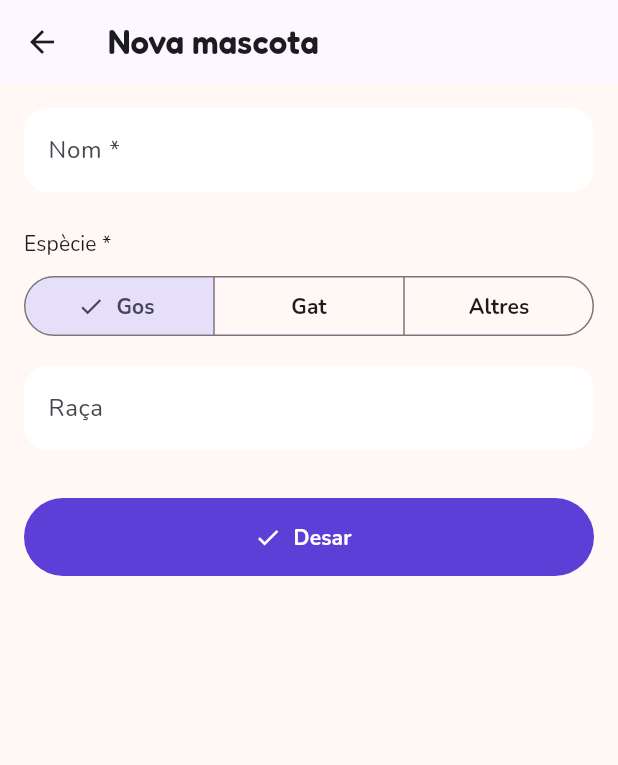
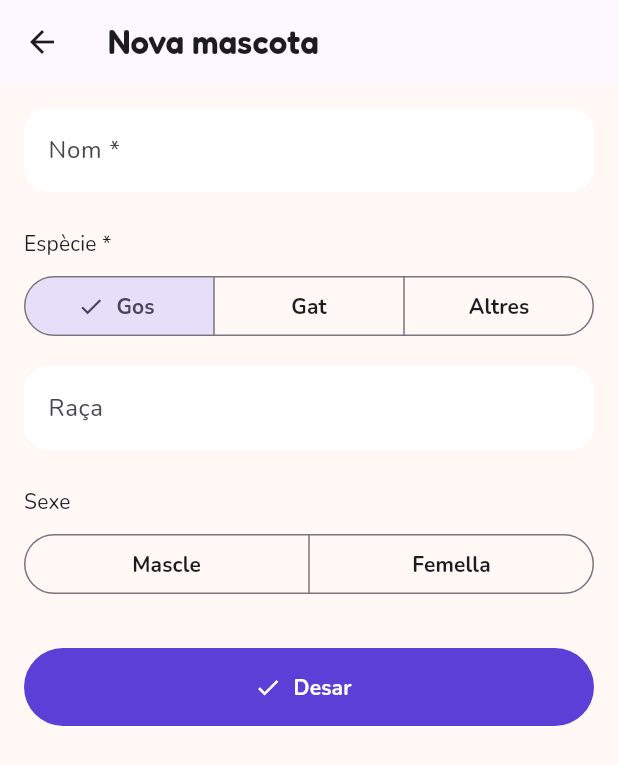
Before and after one commit to Caro-it/les-meves-mascotes, a Flutter app: the NovaMascotaScreen screen opened directly, on a phone screen of 412 x 824 dp. Shown: the top 765 px of the screen. Run offline on Flutter 3.47's test engine with Material 3 defaults, Android fonts, the phone set to English and light mode, and no system bars; our stand-ins replace cloud_firestore, firebase_auth, firebase_core; accounts and stored records are empty; project files that could hold a hidden picture were left out.

Commit message:
A03: camp sexe

```diff
--- a/lib/screens/nova_mascota_screen.dart
+++ b/lib/screens/nova_mascota_screen.dart
@@ -18,6 +18,7 @@ class _NovaMascotaScreenState extends State<NovaMascotaScreen> {
   final _nomController = TextEditingController();
   final _racaController = TextEditingController();
   Especie _especie = Especie.gos;
+  Sexe? _sexe;
   bool _desant = false;
 
   @override
@@ -39,6 +40,7 @@ class _NovaMascotaScreenState extends State<NovaMascotaScreen> {
       raca: _racaController.text.trim().isEmpty
           ? null
           : _racaController.text.trim(),
+      sexe: _sexe,
       color: AppStyles.petColors.first.toARGB32(),
     );
 
@@ -98,6 +100,20 @@ class _NovaMascotaScreenState extends State<NovaMascotaScreen> {
                   hintText: 'ex: Golden Retriever, Comú europeu…',
                 ),
               ),
+              const SizedBox(height: AppStyles.spaceL),
+              Text('Sexe', style: Theme.of(context).textTheme.titleSmall),
+              const SizedBox(height: AppStyles.spaceS),
+              SegmentedButton<Sexe>(
+                segments: const [
+                  ButtonSegment(value: Sexe.mascle, label: Text('Mascle')),
+                  ButtonSegment(value: Sexe.femella, label: Text('Femella')),
+                ],
+                selected: _sexe == null ? <Sexe>{} : {_sexe!},
+                emptySelectionAllowed: true,
+                onSelectionChanged: (seleccio) => setState(
+                  () => _sexe = seleccio.isEmpty ? null : seleccio.first,
+                ),
+              ),
               const SizedBox(height: AppStyles.spaceXL),
               FilledButton.icon(
                 onPressed: _desant ? null : _desar,
```
